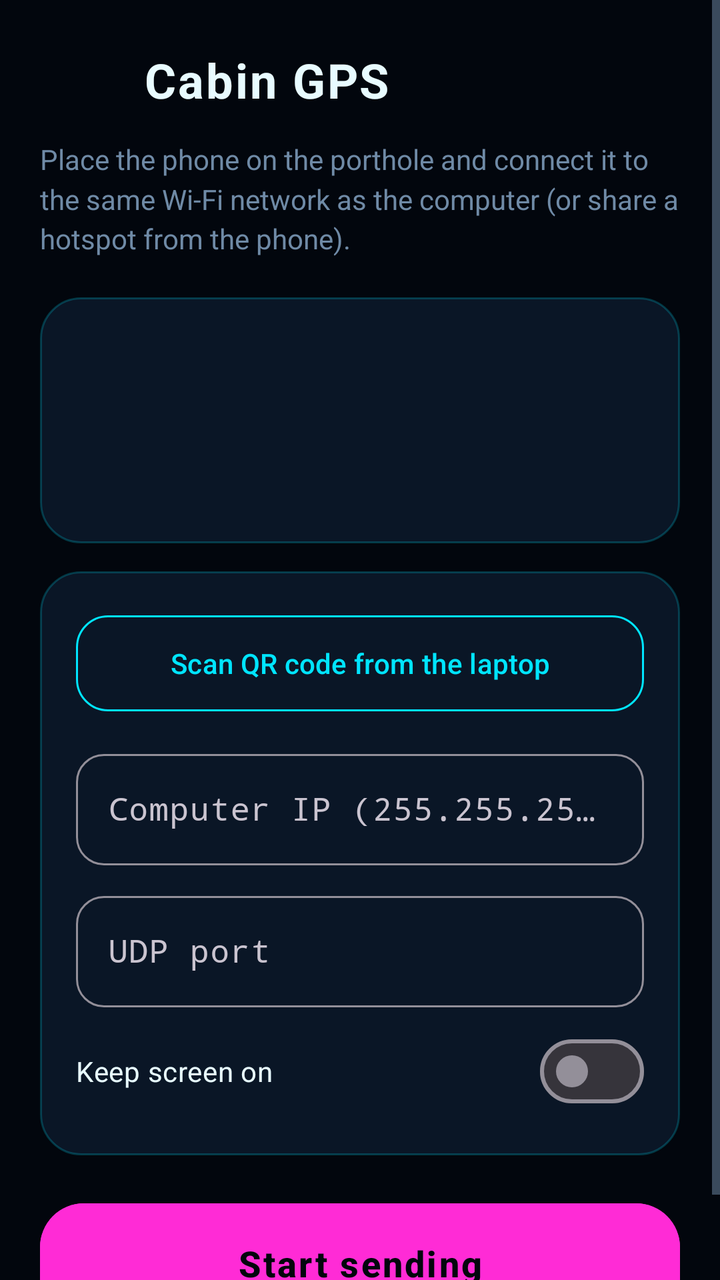
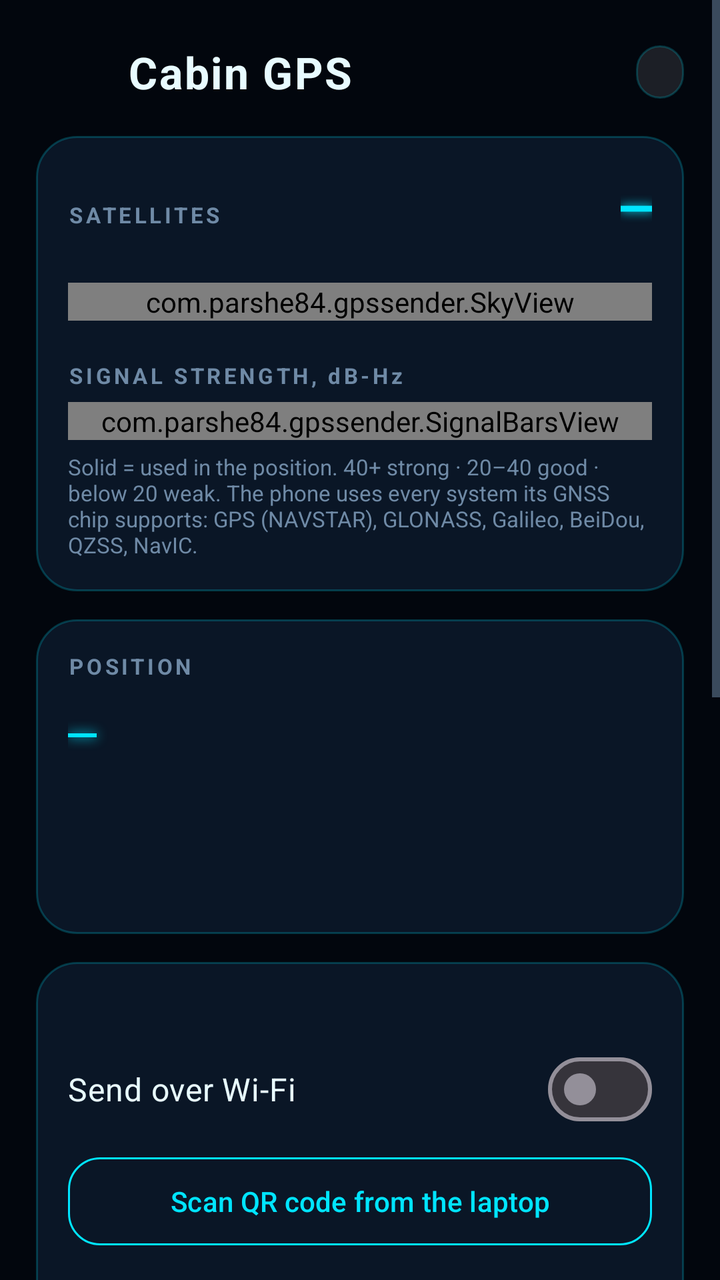

Compare the two renders of this Android layout. The source of the first and the diff that turns it into the second are given below.
<!-- AndroidManifest.xml: application theme Theme.GpsSender -->
<!-- res/layout/activity_main.xml -->
<?xml version="1.0" encoding="utf-8"?>
<ScrollView xmlns:android="http://schemas.android.com/apk/res/android"
    xmlns:app="http://schemas.android.com/apk/res-auto"
    android:layout_width="match_parent"
    android:layout_height="match_parent"
    android:background="@color/abyss"
    android:fillViewport="true">

    <LinearLayout
        android:layout_width="match_parent"
        android:layout_height="wrap_content"
        android:orientation="vertical"
        android:padding="20dp">

        <LinearLayout
            android:layout_width="wrap_content"
            android:layout_height="wrap_content"
            android:gravity="center_vertical"
            android:orientation="horizontal">

            <ImageView
                android:layout_width="40dp"
                android:layout_height="40dp"
                android:contentDescription="@null"
                android:src="@drawable/ic_launcher" />

            <TextView
                android:layout_width="wrap_content"
                android:layout_height="wrap_content"
                android:layout_marginStart="12dp"
                android:letterSpacing="0.04"
                android:text="@string/app_name"
                android:textColor="@color/text"
                android:textSize="24sp"
                android:textStyle="bold" />
        </LinearLayout>

        <TextView
            android:layout_width="wrap_content"
            android:layout_height="wrap_content"
            android:layout_marginTop="10dp"
            android:lineSpacingMultiplier="1.2"
            android:text="@string/hint"
            android:textColor="@color/muted"
            android:textSize="14sp" />

        
        <LinearLayout
            android:layout_width="match_parent"
            android:layout_height="wrap_content"
            android:layout_marginTop="20dp"
            android:background="@drawable/card"
            android:orientation="vertical"
            android:padding="18dp">

            <TextView
                android:id="@+id/status"
                android:layout_width="match_parent"
                android:layout_height="wrap_content"
                android:letterSpacing="0.06"
                android:textColor="@color/neon_pink"
                android:textSize="13sp"
                android:textStyle="bold" />

            <TextView
                android:id="@+id/position"
                android:layout_width="match_parent"
                android:layout_height="wrap_content"
                android:layout_marginTop="10dp"
                android:fontFamily="monospace"
                android:shadowColor="@color/neon_cyan"
                android:shadowRadius="14"
                android:textColor="@color/neon_cyan"
                android:textSize="24sp" />

            <TextView
                android:id="@+id/sensors"
                android:layout_width="match_parent"
                android:layout_height="wrap_content"
                android:layout_marginTop="8dp"
                android:fontFamily="monospace"
                android:textColor="@color/muted"
                android:textSize="14sp" />
        </LinearLayout>

        
        <LinearLayout
            android:layout_width="match_parent"
            android:layout_height="wrap_content"
            android:layout_marginTop="14dp"
            android:background="@drawable/card"
            android:orientation="vertical"
            android:padding="18dp">

            <com.google.android.material.button.MaterialButton
                android:id="@+id/scan"
                style="@style/Widget.Material3.Button.OutlinedButton"
                android:layout_width="match_parent"
                android:layout_height="56dp"
                android:layout_marginBottom="12dp"
                android:text="@string/scan_qr"
                android:textColor="@color/neon_cyan"
                app:cornerRadius="16dp"
                app:strokeColor="@color/neon_cyan" />

            <com.google.android.material.textfield.TextInputLayout
                style="@style/Widget.Material3.TextInputLayout.OutlinedBox"
                android:layout_width="match_parent"
                android:layout_height="wrap_content"
                android:hint="@string/host_hint"
                app:boxCornerRadiusBottomEnd="14dp"
                app:boxCornerRadiusBottomStart="14dp"
                app:boxCornerRadiusTopEnd="14dp"
                app:boxCornerRadiusTopStart="14dp">

                <com.google.android.material.textfield.TextInputEditText
                    android:id="@+id/host"
                    android:layout_width="match_parent"
                    android:layout_height="wrap_content"
                    android:digits="0123456789."
                    android:fontFamily="monospace"
                    android:importantForAutofill="no"
                    android:inputType="text" />
            </com.google.android.material.textfield.TextInputLayout>

            <com.google.android.material.textfield.TextInputLayout
                style="@style/Widget.Material3.TextInputLayout.OutlinedBox"
                android:layout_width="match_parent"
                android:layout_height="wrap_content"
                android:layout_marginTop="10dp"
                android:hint="@string/port_hint"
                app:boxCornerRadiusBottomEnd="14dp"
                app:boxCornerRadiusBottomStart="14dp"
                app:boxCornerRadiusTopEnd="14dp"
                app:boxCornerRadiusTopStart="14dp">

                <com.google.android.material.textfield.TextInputEditText
                    android:id="@+id/port"
                    android:layout_width="match_parent"
                    android:layout_height="wrap_content"
                    android:fontFamily="monospace"
                    android:importantForAutofill="no"
                    android:inputType="number" />
            </com.google.android.material.textfield.TextInputLayout>

            <com.google.android.material.materialswitch.MaterialSwitch
                android:id="@+id/keep_screen_on"
                android:layout_width="match_parent"
                android:layout_height="wrap_content"
                android:layout_marginTop="8dp"
                android:text="@string/keep_screen_on"
                android:textColor="@color/text" />
        </LinearLayout>

        <com.google.android.material.button.MaterialButton
            android:id="@+id/toggle"
            android:layout_width="match_parent"
            android:layout_height="68dp"
            android:layout_marginTop="20dp"
            android:backgroundTint="@color/neon_pink"
            android:letterSpacing="0.06"
            android:text="@string/start"
            android:textColor="@color/abyss"
            android:textSize="18sp"
            android:textStyle="bold"
            app:cornerRadius="22dp" />
    </LinearLayout>
</ScrollView>
<!-- resources referenced by this layout -->
<resources>
  <color name="abyss">#FF02060D</color>
  <color name="muted">#FF6F8AA6</color>
  <color name="neon_cyan">#FF00E5FF</color>
  <color name="neon_pink">#FFFF2BD6</color>
  <color name="text">#FFE8FBFF</color>
  <!-- drawable card (drawable) -->
  <?xml version="1.0" encoding="utf-8"?>
  <shape xmlns:android="http://schemas.android.com/apk/res/android" android:shape="rectangle">
      <solid android:color="@color/glass" />
      <corners android:radius="20dp" />
      <stroke android:width="1dp" android:color="#3800E5FF" />
  </shape>
  <!-- drawable ic_launcher (drawable) -->
  <?xml version="1.0" encoding="utf-8"?>
  <layer-list xmlns:android="http://schemas.android.com/apk/res/android">
      <item android:drawable="@drawable/ic_launcher_background" />
      <item android:drawable="@drawable/ic_launcher_foreground" />
  </layer-list>
  <string name="app_name">Cabin GPS</string>
  <string name="hint">Place the phone on the porthole and connect it to the same Wi-Fi network as the computer (or share a hotspot from the phone).</string>
  <string name="host_hint">Computer IP (255.255.255.255 = everyone on the network)</string>
  <string name="keep_screen_on">Keep screen on</string>
  <string name="port_hint">UDP port</string>
  <string name="scan_qr">Scan QR code from the laptop</string>
  <string name="start">Start sending</string>
  <style name="Theme.GpsSender" parent="Theme.Material3.Dark.NoActionBar">
          <item name="colorPrimary">@color/neon_cyan</item>
          <item name="colorOnPrimary">@color/abyss</item>
          <item name="colorSecondary">@color/neon_pink</item>
          <item name="colorSurface">@color/abyss</item>
          <item name="colorOnSurface">@color/text</item>
          <item name="android:colorBackground">@color/abyss</item>
          <item name="android:windowBackground">@color/abyss</item>
          <item name="android:statusBarColor">@color/abyss</item>
          <item name="android:navigationBarColor">@color/abyss</item>
          <item name="android:textColorPrimary">@color/text</item>
          <item name="android:textColorSecondary">@color/muted</item>
      </style>
  <color name="glass">#FF0A1626</color>
  <!-- drawable ic_launcher_background (drawable) -->
  <?xml version="1.0" encoding="utf-8"?>
  <shape xmlns:android="http://schemas.android.com/apk/res/android" android:shape="rectangle">
      <gradient
          android:type="radial"
          android:gradientRadius="80dp"
          android:centerY="0.38"
          android:startColor="#FF0B2A44"
          android:endColor="#FF02060D" />
  </shape>
  <!-- unchanged entries left out for length: 1 -->
</resources>

<!-- the commit's change to res/layout/activity_main.xml (unified diff, before → after) -->
@@ -10,77 +10,74 @@
         android:layout_width="match_parent"
         android:layout_height="wrap_content"
         android:orientation="vertical"
-        android:padding="20dp">
-
-        <LinearLayout
-            android:layout_width="wrap_content"
+        android:padding="18dp">
+
+        
+        <LinearLayout
+            android:layout_width="match_parent"
             android:layout_height="wrap_content"
             android:gravity="center_vertical"
             android:orientation="horizontal">
 
             <ImageView
-                android:layout_width="40dp"
-                android:layout_height="40dp"
+                android:layout_width="36dp"
+                android:layout_height="36dp"
                 android:contentDescription="@null"
                 android:src="@drawable/ic_launcher" />
 
             <TextView
-                android:layout_width="wrap_content"
-                android:layout_height="wrap_content"
-                android:layout_marginStart="12dp"
+                android:layout_width="0dp"
+                android:layout_height="wrap_content"
+                android:layout_marginStart="10dp"
+                android:layout_weight="1"
                 android:letterSpacing="0.04"
                 android:text="@string/app_name"
                 android:textColor="@color/text"
-                android:textSize="24sp"
-                android:textStyle="bold" />
-        </LinearLayout>
-
-        <TextView
-            android:layout_width="wrap_content"
-            android:layout_height="wrap_content"
-            android:layout_marginTop="10dp"
-            android:lineSpacingMultiplier="1.2"
-            android:text="@string/hint"
-            android:textColor="@color/muted"
-            android:textSize="14sp" />
-
-        
-        <LinearLayout
-            android:layout_width="match_parent"
-            android:layout_height="wrap_content"
-            android:layout_marginTop="20dp"
-            android:background="@drawable/card"
-            android:orientation="vertical"
-            android:padding="18dp">
-
-            <TextView
-                android:id="@+id/status"
-                android:layout_width="match_parent"
-                android:layout_height="wrap_content"
-                android:letterSpacing="0.06"
-                android:textColor="@color/neon_pink"
-                android:textSize="13sp"
-                android:textStyle="bold" />
-
-            <TextView
-                android:id="@+id/position"
-                android:layout_width="match_parent"
-                android:layout_height="wrap_content"
-                android:layout_marginTop="10dp"
-                android:fontFamily="monospace"
-                android:shadowColor="@color/neon_cyan"
-                android:shadowRadius="14"
-                android:textColor="@color/neon_cyan"
-                android:textSize="24sp" />
-
-            <TextView
-                android:id="@+id/sensors"
-                android:layout_width="match_parent"
-                android:layout_height="wrap_content"
-                android:layout_marginTop="8dp"
-                android:fontFamily="monospace"
-                android:textColor="@color/muted"
+                android:textSize="22sp"
+                android:textStyle="bold" />
+
+            <TextView
+                android:id="@+id/status_pill"
+                android:layout_width="wrap_content"
+                android:layout_height="wrap_content"
+                android:background="@drawable/pill"
+                android:fontFamily="monospace"
+                android:letterSpacing="0.08"
+                android:paddingLeft="12dp"
+                android:paddingTop="6dp"
+                android:paddingRight="12dp"
+                android:paddingBottom="6dp"
+                android:textColor="@color/muted"
+                android:textSize="11sp"
+                android:textStyle="bold" />
+        </LinearLayout>
+
+        
+        <LinearLayout
+            android:id="@+id/banner"
+            android:layout_width="match_parent"
+            android:layout_height="wrap_content"
+            android:layout_marginTop="14dp"
+            android:background="@drawable/banner"
+            android:gravity="center_vertical"
+            android:orientation="horizontal"
+            android:padding="14dp"
+            android:visibility="gone">
+
+            <TextView
+                android:id="@+id/banner_text"
+                android:layout_width="0dp"
+                android:layout_height="wrap_content"
+                android:layout_weight="1"
+                android:textColor="@color/text"
                 android:textSize="14sp" />
+
+            <com.google.android.material.button.MaterialButton
+                android:id="@+id/banner_action"
+                style="@style/Widget.Material3.Button.TextButton"
+                android:layout_width="wrap_content"
+                android:layout_height="wrap_content"
+                android:textColor="@color/neon_pink" />
         </LinearLayout>
 
         
@@ -90,64 +87,284 @@
             android:layout_marginTop="14dp"
             android:background="@drawable/card"
             android:orientation="vertical"
-            android:padding="18dp">
-
-            <com.google.android.material.button.MaterialButton
-                android:id="@+id/scan"
-                style="@style/Widget.Material3.Button.OutlinedButton"
-                android:layout_width="match_parent"
-                android:layout_height="56dp"
+            android:padding="16dp">
+
+            <LinearLayout
+                android:layout_width="match_parent"
+                android:layout_height="wrap_content"
+                android:gravity="bottom"
+                android:orientation="horizontal">
+
+                <TextView
+                    android:layout_width="0dp"
+                    android:layout_height="wrap_content"
+                    android:layout_weight="1"
+                    android:letterSpacing="0.14"
+                    android:text="@string/satellites_title"
+                    android:textColor="@color/muted"
+                    android:textSize="11sp"
+                    android:textStyle="bold" />
+
+                <TextView
+                    android:id="@+id/sat_count"
+                    android:layout_width="wrap_content"
+                    android:layout_height="wrap_content"
+                    android:fontFamily="monospace"
+                    android:shadowColor="@color/neon_cyan"
+                    android:shadowRadius="12"
+                    android:text="—"
+                    android:textColor="@color/neon_cyan"
+                    android:textSize="26sp"
+                    android:textStyle="bold" />
+            </LinearLayout>
+
+            <TextView
+                android:id="@+id/sat_caption"
+                android:layout_width="match_parent"
+                android:layout_height="wrap_content"
+                android:gravity="end"
+                android:textColor="@color/muted"
+                android:textSize="12sp" />
+
+            <com.parshe84.gpssender.SkyView
+                android:id="@+id/sky"
+                android:layout_width="match_parent"
+                android:layout_height="wrap_content"
+                android:layout_marginTop="6dp" />
+
+            <LinearLayout
+                android:id="@+id/systems"
+                android:layout_width="match_parent"
+                android:layout_height="wrap_content"
+                android:layout_marginTop="8dp"
+                android:orientation="vertical" />
+
+            <TextView
+                android:layout_width="match_parent"
+                android:layout_height="wrap_content"
+                android:layout_marginTop="12dp"
+                android:letterSpacing="0.14"
+                android:text="@string/signal_title"
+                android:textColor="@color/muted"
+                android:textSize="11sp"
+                android:textStyle="bold" />
+
+            <com.parshe84.gpssender.SignalBarsView
+                android:id="@+id/bars"
+                android:layout_width="match_parent"
+                android:layout_height="wrap_content"
+                android:layout_marginTop="6dp" />
+
+            <TextView
+                android:layout_width="match_parent"
+                android:layout_height="wrap_content"
+                android:layout_marginTop="6dp"
+                android:text="@string/signal_hint"
+                android:textColor="@color/muted"
+                android:textSize="11sp" />
+        </LinearLayout>
+
+        
+        <LinearLayout
+            android:layout_width="match_parent"
+            android:layout_height="wrap_content"
+            android:layout_marginTop="14dp"
+            android:background="@drawable/card"
+            android:orientation="vertical"
+            android:padding="16dp">
+
+            <TextView
+                android:layout_width="match_parent"
+                android:layout_height="wrap_content"
+                android:letterSpacing="0.14"
+                android:text="@string/position_title"
+                android:textColor="@color/muted"
+                android:textSize="11sp"
+                android:textStyle="bold" />
+
+            <TextView
+                android:id="@+id/position"
+                android:layout_width="match_parent"
+                android:layout_height="wrap_content"
+                android:layout_marginTop="8dp"
+                android:fontFamily="monospace"
+                android:shadowColor="@color/neon_cyan"
+                android:shadowRadius="14"
+                android:text="—"
+                android:textColor="@color/neon_cyan"
+                android:textSize="24sp" />
+
+            <TextView
+                android:id="@+id/fix_info"
+                android:layout_width="match_parent"
+                android:layout_height="wrap_content"
+                android:layout_marginTop="6dp"
+                android:fontFamily="monospace"
+                android:textColor="@color/text"
+                android:textSize="14sp" />
+
+            <TextView
+                android:id="@+id/sensors"
+                android:layout_width="match_parent"
+                android:layout_height="wrap_content"
+                android:layout_marginTop="6dp"
+                android:fontFamily="monospace"
+                android:textColor="@color/muted"
+                android:textSize="13sp" />
+
+            <TextView
+                android:id="@+id/nmea"
+                android:layout_width="match_parent"
+                android:layout_height="wrap_content"
+                android:layout_marginTop="8dp"
+                android:fontFamily="monospace"
+                android:textColor="@color/muted"
+                android:textIsSelectable="true"
+                android:textSize="10sp" />
+        </LinearLayout>
+
+        
+        <LinearLayout
+            android:layout_width="match_parent"
+            android:layout_height="wrap_content"
+            android:layout_marginTop="14dp"
+            android:background="@drawable/card"
+            android:orientation="vertical"
+            android:padding="16dp">
+
+            <TextView
+                android:id="@+id/status"
+                android:layout_width="match_parent"
+                android:layout_height="wrap_content"
+                android:letterSpacing="0.04"
+                android:textColor="@color/neon_pink"
+                android:textSize="13sp"
+                android:textStyle="bold" />
+
+            <com.google.android.material.materialswitch.MaterialSwitch
+                android:id="@+id/wifi"
+                android:layout_width="match_parent"
+                android:layout_height="wrap_content"
+                android:layout_marginTop="6dp"
+                android:text="@string/wifi_switch"
+                android:textColor="@color/text"
+                android:textSize="16sp" />
+
+            <LinearLayout
+                android:id="@+id/wifi_box"
+                android:layout_width="match_parent"
+                android:layout_height="wrap_content"
+                android:orientation="vertical">
+
+                <com.google.android.material.button.MaterialButton
+                    android:id="@+id/scan"
+                    style="@style/Widget.Material3.Button.OutlinedButton"
+                    android:layout_width="match_parent"
+                    android:layout_height="52dp"
+                    android:layout_marginTop="6dp"
+                    android:text="@string/scan_qr"
+                    android:textColor="@color/neon_cyan"
+                    app:cornerRadius="16dp"
+                    app:strokeColor="@color/neon_cyan" />
+
+                <com.google.android.material.textfield.TextInputLayout
+                    style="@style/Widget.Material3.TextInputLayout.OutlinedBox"
+                    android:layout_width="match_parent"
+                    android:layout_height="wrap_content"
+                    android:layout_marginTop="8dp"
+                    android:hint="@string/host_hint"
+                    app:boxCornerRadiusBottomEnd="14dp"
+                    app:boxCornerRadiusBottomStart="14dp"
+                    app:boxCornerRadiusTopEnd="14dp"
+                    app:boxCornerRadiusTopStart="14dp">
+
+                    <com.google.android.material.textfield.TextInputEditText
+                        android:id="@+id/host"
+                        android:layout_width="match_parent"
+                        android:layout_height="wrap_content"
+                        android:digits="0123456789."
+                        android:fontFamily="monospace"
+                        android:importantForAutofill="no"
+                        android:inputType="text" />
+                </com.google.android.material.textfield.TextInputLayout>
+
+                <com.google.android.material.textfield.TextInputLayout
+                    style="@style/Widget.Material3.TextInputLayout.OutlinedBox"
+                    android:layout_width="match_parent"
+                    android:layout_height="wrap_content"
+                    android:layout_marginTop="8dp"
+                    android:hint="@string/port_hint"
+                    app:boxCornerRadiusBottomEnd="14dp"
+                    app:boxCornerRadiusBottomStart="14dp"
+                    app:boxCornerRadiusTopEnd="14dp"
+                    app:boxCornerRadiusTopStart="14dp">
+
+                    <com.google.android.material.textfield.TextInputEditText
+                        android:id="@+id/port"
+                        android:layout_width="match_parent"
+                        android:layout_height="wrap_content"
+                        android:fontFamily="monospace"
+                        android:importantForAutofill="no"
+                        android:inputType="number" />
+                </com.google.android.material.textfield.TextInputLayout>
+            </LinearLayout>
+
+            <View
+                android:layout_width="match_parent"
+                android:layout_height="1dp"
+                android:layout_marginTop="12dp"
                 android:layout_marginBottom="12dp"
-                android:text="@string/scan_qr"
-                android:textColor="@color/neon_cyan"
-                app:cornerRadius="16dp"
-                app:strokeColor="@color/neon_cyan" />
-
-            <com.google.android.material.textfield.TextInputLayout
-                style="@style/Widget.Material3.TextInputLayout.OutlinedBox"
-                android:layout_width="match_parent"
-                android:layout_height="wrap_content"
-                android:hint="@string/host_hint"
-                app:boxCornerRadiusBottomEnd="14dp"
-                app:boxCornerRadiusBottomStart="14dp"
-                app:boxCornerRadiusTopEnd="14dp"
-                app:boxCornerRadiusTopStart="14dp">
-
-                <com.google.android.material.textfield.TextInputEditText
-                    android:id="@+id/host"
-                    android:layout_width="match_parent"
-                    android:layout_height="wrap_content"
-                    android:digits="0123456789."
+                android:background="#2200E5FF" />
+
+            <com.google.android.material.materialswitch.MaterialSwitch
+                android:id="@+id/bluetooth"
+                android:layout_width="match_parent"
+                android:layout_height="wrap_content"
+                android:text="@string/bt_switch"
+                android:textColor="@color/text"
+                android:textSize="16sp" />
+
+            <LinearLayout
+                android:id="@+id/bt_box"
+                android:layout_width="match_parent"
+                android:layout_height="wrap_content"
+                android:orientation="vertical">
+
+                <TextView
+                    android:id="@+id/bt_status"
+                    android:layout_width="match_parent"
+                    android:layout_height="wrap_content"
+                    android:layout_marginTop="4dp"
                     android:fontFamily="monospace"
-                    android:importantForAutofill="no"
-                    android:inputType="text" />
-            </com.google.android.material.textfield.TextInputLayout>
-
-            <com.google.android.material.textfield.TextInputLayout
-                style="@style/Widget.Material3.TextInputLayout.OutlinedBox"
-                android:layout_width="match_parent"
-                android:layout_height="wrap_content"
-                android:layout_marginTop="10dp"
-                android:hint="@string/port_hint"
-                app:boxCornerRadiusBottomEnd="14dp"
-                app:boxCornerRadiusBottomStart="14dp"
-                app:boxCornerRadiusTopEnd="14dp"
-                app:boxCornerRadiusTopStart="14dp">
-
-                <com.google.android.material.textfield.TextInputEditText
-                    android:id="@+id/port"
-                    android:layout_width="match_parent"
-                    android:layout_height="wrap_content"
-                    android:fontFamily="monospace"
-                    android:importantForAutofill="no"
-                    android:inputType="number" />
-            </com.google.android.material.textfield.TextInputLayout>
+                    android:textColor="@color/neon_cyan"
+                    android:textSize="13sp" />
+
+                <com.google.android.material.button.MaterialButton
+                    android:id="@+id/bt_visible"
+                    style="@style/Widget.Material3.Button.OutlinedButton"
+                    android:layout_width="match_parent"
+                    android:layout_height="52dp"
+                    android:layout_marginTop="8dp"
+                    android:text="@string/bt_visible"
+                    android:textColor="@color/neon_cyan"
+                    app:cornerRadius="16dp"
+                    app:strokeColor="@color/neon_cyan" />
+
+                <TextView
+                    android:layout_width="match_parent"
+                    android:layout_height="wrap_content"
+                    android:layout_marginTop="8dp"
+                    android:lineSpacingMultiplier="1.2"
+                    android:text="@string/bt_help"
+                    android:textColor="@color/muted"
+                    android:textSize="12sp" />
+            </LinearLayout>
 
             <com.google.android.material.materialswitch.MaterialSwitch
                 android:id="@+id/keep_screen_on"
                 android:layout_width="match_parent"
                 android:layout_height="wrap_content"
-                android:layout_marginTop="8dp"
+                android:layout_marginTop="10dp"
                 android:text="@string/keep_screen_on"
                 android:textColor="@color/text" />
         </LinearLayout>
@@ -155,8 +372,8 @@
         <com.google.android.material.button.MaterialButton
             android:id="@+id/toggle"
             android:layout_width="match_parent"
-            android:layout_height="68dp"
-            android:layout_marginTop="20dp"
+            android:layout_height="64dp"
+            android:layout_marginTop="18dp"
             android:backgroundTint="@color/neon_pink"
             android:letterSpacing="0.06"
             android:text="@string/start"
<!-- resource entries referenced after the edit -->
@@ -5,6 +5,13 @@
   <color name="neon_cyan">#FF00E5FF</color>
   <color name="neon_pink">#FFFF2BD6</color>
   <color name="text">#FFE8FBFF</color>
+  <!-- drawable banner (drawable) -->
+  <?xml version="1.0" encoding="utf-8"?>
+  <shape xmlns:android="http://schemas.android.com/apk/res/android" android:shape="rectangle">
+      <solid android:color="#26FF2BD6" />
+      <corners android:radius="16dp" />
+      <stroke android:width="1dp" android:color="#99FF2BD6" />
+  </shape>
   <!-- drawable card (drawable) -->
   <?xml version="1.0" encoding="utf-8"?>
   <shape xmlns:android="http://schemas.android.com/apk/res/android" android:shape="rectangle">
@@ -18,13 +25,27 @@
       <item android:drawable="@drawable/ic_launcher_background" />
       <item android:drawable="@drawable/ic_launcher_foreground" />
   </layer-list>
+  <!-- drawable pill (drawable) -->
+  <?xml version="1.0" encoding="utf-8"?>
+  <shape xmlns:android="http://schemas.android.com/apk/res/android" android:shape="rectangle">
+      <solid android:color="#1AFFFFFF" />
+      <corners android:radius="999dp" />
+      <stroke android:width="1dp" android:color="#3300E5FF" />
+  </shape>
   <string name="app_name">Cabin GPS</string>
-  <string name="hint">Place the phone on the porthole and connect it to the same Wi-Fi network as the computer (or share a hotspot from the phone).</string>
+  <string name="bt_help">Pair once: on the laptop open Windows Settings → Bluetooth &amp; devices → Add device → this phone. Then in Ship Cabin Chart → Setup → Bluetooth choose the phone\'s COM port.</string>
+  <string name="bt_switch">Send over Bluetooth</string>
+  <string name="bt_visible">Make phone visible for pairing</string>
   <string name="host_hint">Computer IP (255.255.255.255 = everyone on the network)</string>
   <string name="keep_screen_on">Keep screen on</string>
   <string name="port_hint">UDP port</string>
+  <string name="position_title">POSITION</string>
+  <string name="satellites_title">SATELLITES</string>
   <string name="scan_qr">Scan QR code from the laptop</string>
+  <string name="signal_hint">Solid = used in the position. 40+ strong · 20–40 good · below 20 weak. The phone uses every system its GNSS chip supports: GPS (NAVSTAR), GLONASS, Galileo, BeiDou, QZSS, NavIC.</string>
+  <string name="signal_title">SIGNAL STRENGTH, dB-Hz</string>
   <string name="start">Start sending</string>
+  <string name="wifi_switch">Send over Wi-Fi</string>
   <style name="Theme.GpsSender" parent="Theme.Material3.Dark.NoActionBar">
           <item name="colorPrimary">@color/neon_cyan</item>
           <item name="colorOnPrimary">@color/abyss</item>
